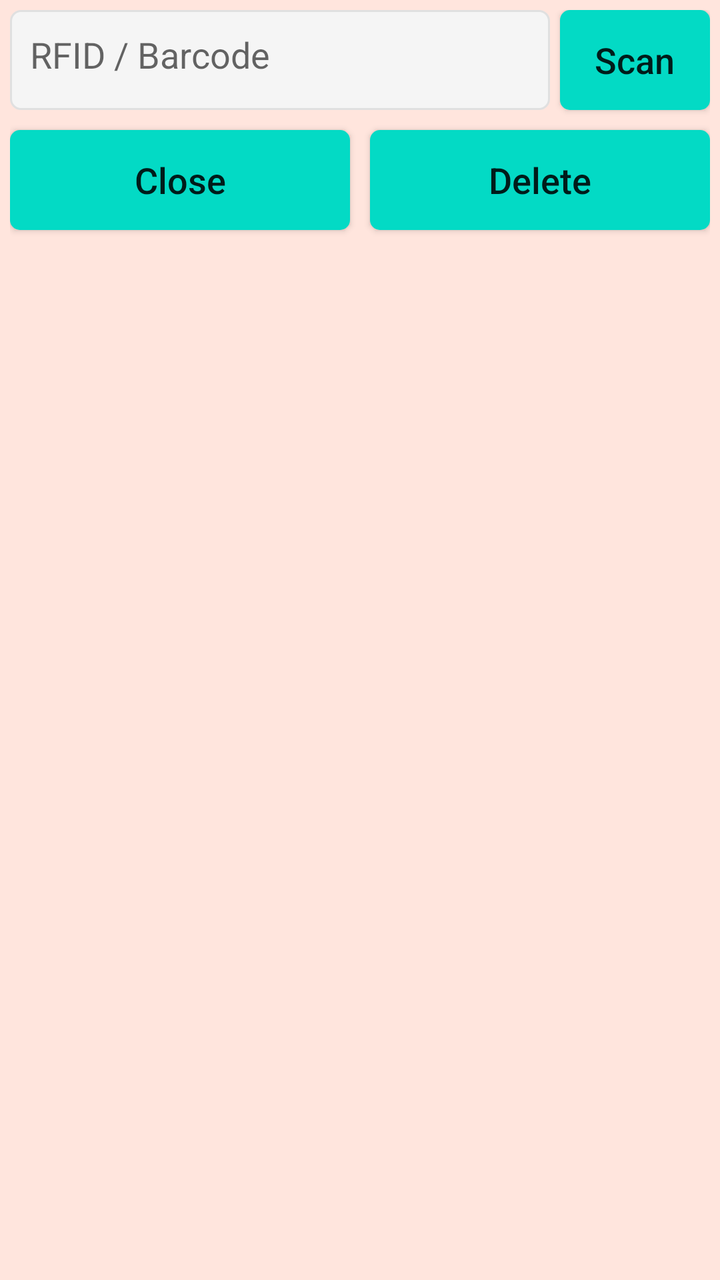
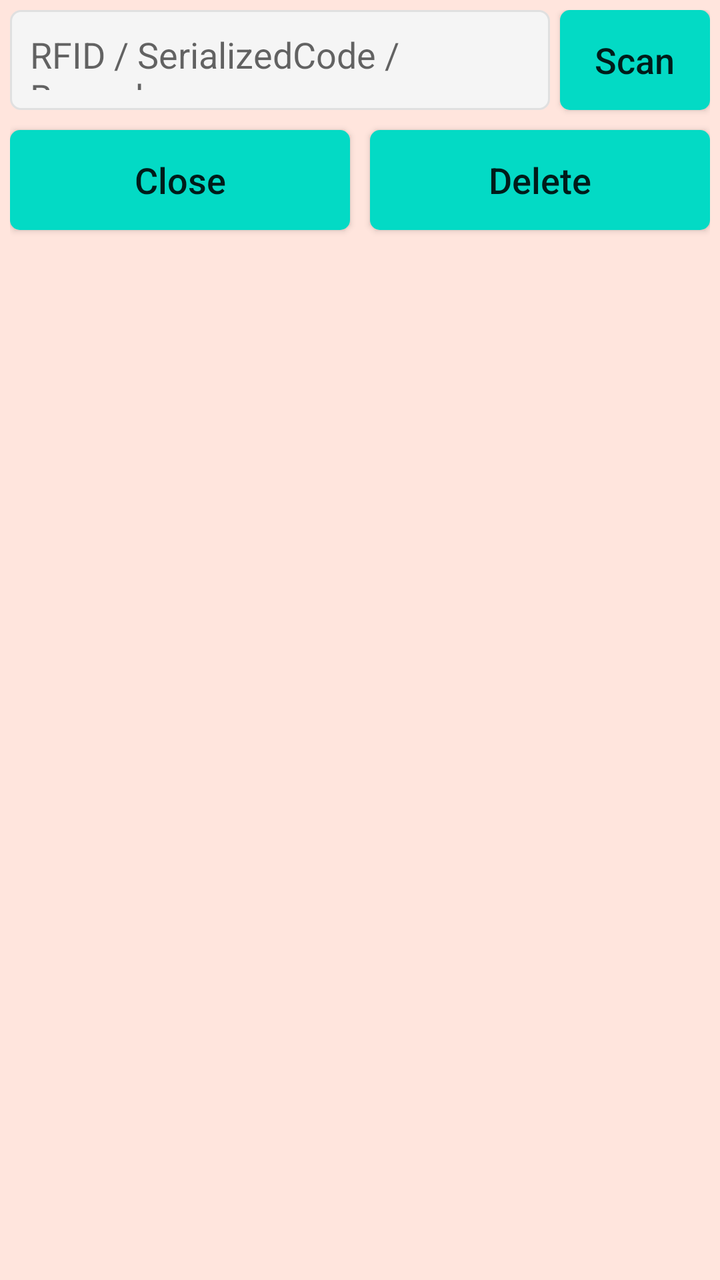

Screens rendered from an Android XML layout before and after an edit, with the pre-edit source and the edit as a unified diff.
<!-- AndroidManifest.xml: application theme AppTheme -->
<!-- res/layout/popup_transfer_delete.xml -->
<?xml version="1.0" encoding="utf-8"?>
<androidx.constraintlayout.widget.ConstraintLayout
    xmlns:android="http://schemas.android.com/apk/res/android"
    xmlns:app="http://schemas.android.com/apk/res-auto"
    xmlns:tools="http://schemas.android.com/tools"
    android:layout_width="370dp"
    android:padding="5dp"
    android:background="@color/colorBackPopup"
    android:layout_gravity="center"
    android:layout_height="125dp">

    <TextView
        android:id="@+id/tv_transfer_popup_delete_rfid"
        android:layout_width="0dp"
        android:layout_height="50dp"
        android:layout_marginRight="5dp"
        android:background="@drawable/et_custom"
        android:hint="RFID / Barcode"
        android:padding="10dp"
        android:textColor="@color/coloBlack"
        android:textSize="18dp"
        app:layout_constraintEnd_toStartOf="@+id/bt_transfer_popup_delete_scan"
        app:layout_constraintStart_toStartOf="parent"
        app:layout_constraintTop_toTopOf="parent" />

    <Button
        android:id="@+id/bt_transfer_popup_delete_scan"
        android:layout_width="75dp"
        android:layout_height="50dp"
        android:background="@drawable/btn_custom1"
        android:text="Scan"
        android:textAllCaps="false"
        android:textSize="18sp"
        app:layout_constraintEnd_toEndOf="parent"
        app:layout_constraintTop_toTopOf="@+id/tv_transfer_popup_delete_rfid" />

    <Button
        android:id="@+id/bt_transfer_popup_delete_close"
        android:layout_width="0dp"
        android:layout_height="50dp"
        android:layout_marginTop="10dp"
        android:background="@drawable/btn_custom1"
        android:text="Close"
        android:textAllCaps="false"
        android:textSize="18sp"
        app:layout_constraintEnd_toStartOf="@+id/textView2"
        app:layout_constraintStart_toStartOf="parent"
        app:layout_constraintTop_toBottomOf="@+id/tv_transfer_popup_delete_rfid" />

    <Button
        android:id="@+id/bt_transfer_popup_delete_delete"
        android:layout_width="0dp"
        android:layout_height="50dp"
        android:layout_marginTop="10dp"
        android:background="@drawable/btn_custom1"
        android:text="Delete"
        android:textAllCaps="false"
        android:textSize="18sp"
        app:layout_constraintEnd_toEndOf="parent"
        app:layout_constraintStart_toEndOf="@+id/textView2"
        app:layout_constraintTop_toBottomOf="@+id/tv_transfer_popup_delete_rfid" />

    <TextView
        android:id="@+id/textView2"
        android:layout_width="wrap_content"
        android:layout_height="wrap_content"
        android:layout_marginStart="16dp"
        android:layout_marginLeft="16dp"
        android:layout_marginEnd="16dp"
        android:layout_marginRight="16dp"
        android:text="   "
        android:textColor="@color/colorAccent"
        app:layout_constraintBottom_toBottomOf="parent"
        app:layout_constraintEnd_toEndOf="parent"
        app:layout_constraintStart_toStartOf="parent"
        tools:ignore="SpeakableTextPresentCheck" />

</androidx.constraintlayout.widget.ConstraintLayout>
<!-- resources referenced by this layout -->
<resources>
  <color name="coloBlack">#000000</color>
  <color name="colorAccent">#000000</color>
  <color name="colorBackPopup">#FFE5DD</color>
  <!-- drawable btn_custom1 (drawable) -->
  <?xml version="1.0" encoding="utf-8"?>
  <shape xmlns:android="http://schemas.android.com/apk/res/android"
      android:padding="10dp"
      android:shape="rectangle" >
  
      <solid android:color="@color/colorBtn" />
  
      <corners
          android:bottomLeftRadius="5dp"
          android:bottomRightRadius="5dp"
          android:topLeftRadius="5dp"
          android:topRightRadius="5dp" />
  
  </shape>
  <!-- drawable et_custom (drawable) -->
  <?xml version="1.0" encoding="utf-8"?>
  <shape xmlns:android="http://schemas.android.com/apk/res/android"
      android:padding="10dp"
      android:shape="rectangle" >
  
      <solid android:color="#f5f5f5" />
  
      <stroke
          android:width="1dp"
          android:color="#e0e0e0" />
  
      <corners
          android:bottomLeftRadius="5dp"
          android:bottomRightRadius="5dp"
          android:topLeftRadius="5dp"
          android:topRightRadius="5dp" />
  
  </shape>
  <style name="AppTheme" parent="Theme.AppCompat.Light.NoActionBar">
          
          <item name="colorPrimary">@color/colorPrimary</item>
          <item name="colorPrimaryDark">@color/colorPrimaryDark</item>
          <item name="colorAccent">@color/colorAccent</item>
      </style>
  <color name="colorBtn">#03DAC5</color>
  <color name="colorPrimary">#ffb200</color>
  <color name="colorPrimaryDark">#ffb200</color>
</resources>

<!-- the commit's change to res/layout/popup_transfer_delete.xml (unified diff, before → after) -->
@@ -15,7 +15,7 @@
         android:layout_height="50dp"
         android:layout_marginRight="5dp"
         android:background="@drawable/et_custom"
-        android:hint="RFID / Barcode"
+        android:hint="RFID / SerializedCode / Barcode"
         android:padding="10dp"
         android:textColor="@color/coloBlack"
         android:textSize="18dp"
